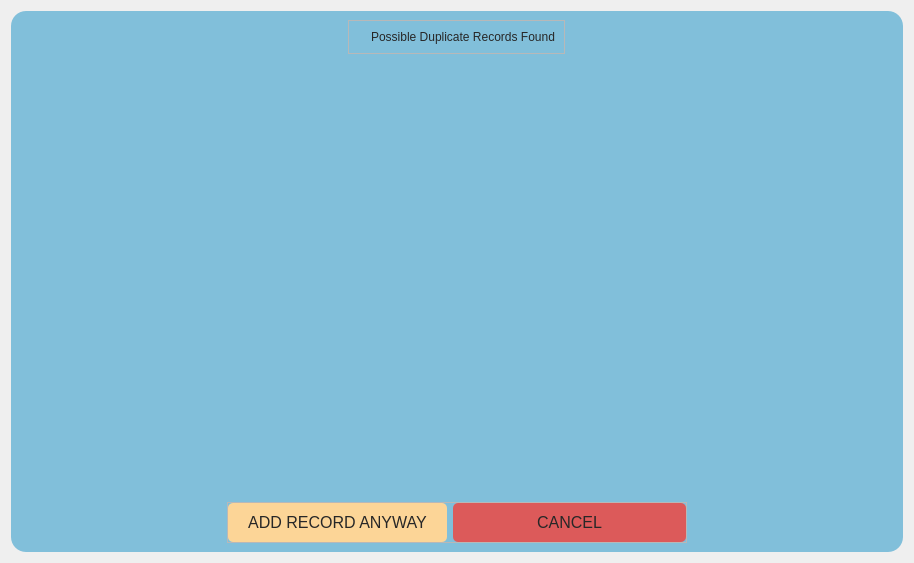
The window that Desktop_Application/Frontend/ui-files/duplicateDialog.ui (DreddVDomasian/Petmate-Desktop-Application) describes before a commit, drawn with Qt 5.
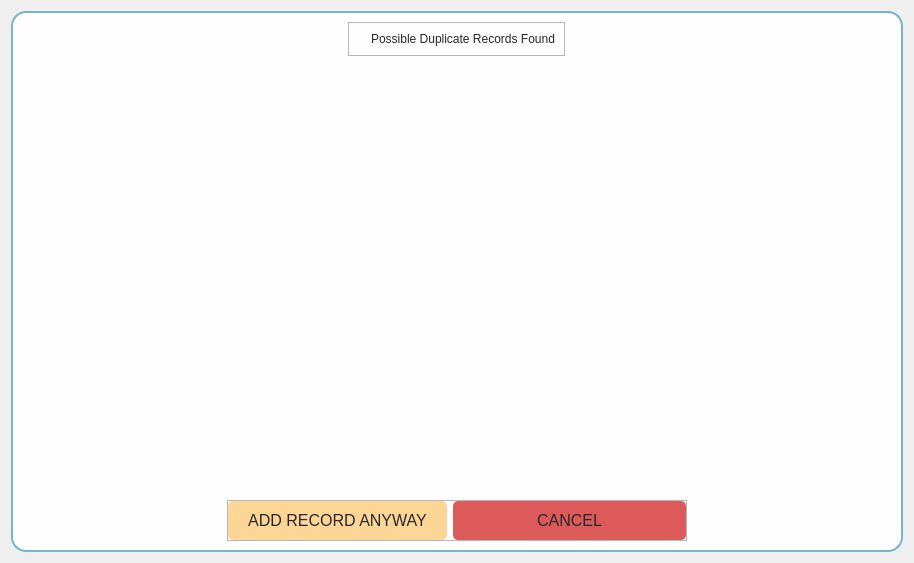
The same window after the commit. Icons and pictures are not drawn.

```diff
--- a/Desktop_Application/Frontend/ui-files/duplicateDialog.ui
+++ b/Desktop_Application/Frontend/ui-files/duplicateDialog.ui
@@ -18,8 +18,9 @@
     <widget class="QFrame" name="duplicationDialogFrame">
      <property name="styleSheet">
       <string notr="true">#duplicationDialogFrame{
-	background-color:#81BFDA;
-	border-radius:15px;
+ background-color:rgb(254, 254, 254);
+    border-radius: 15px;
+    border: 2px solid #78B3CE;
 }
 
 </string>
@@ -194,8 +195,8 @@
              <rect>
               <x>0</x>
               <y>0</y>
-              <width>876</width>
-              <height>411</height>
+              <width>872</width>
+              <height>407</height>
              </rect>
             </property>
             <layout class="QVBoxLayout" name="verticalLayout_4"/>
```
